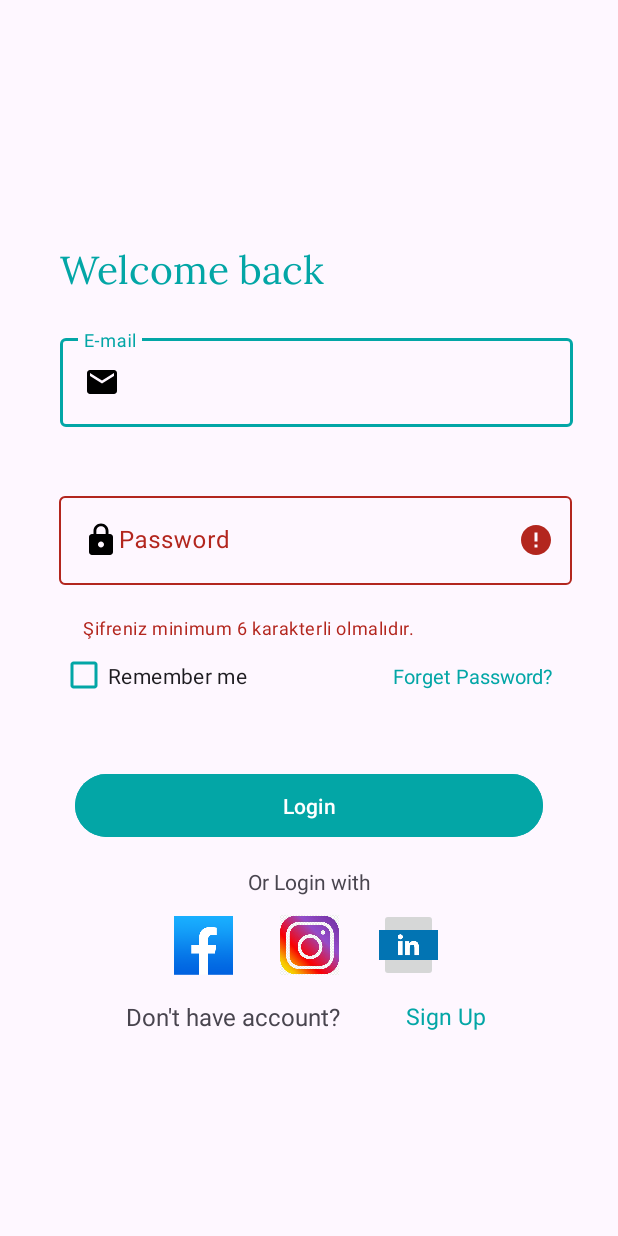
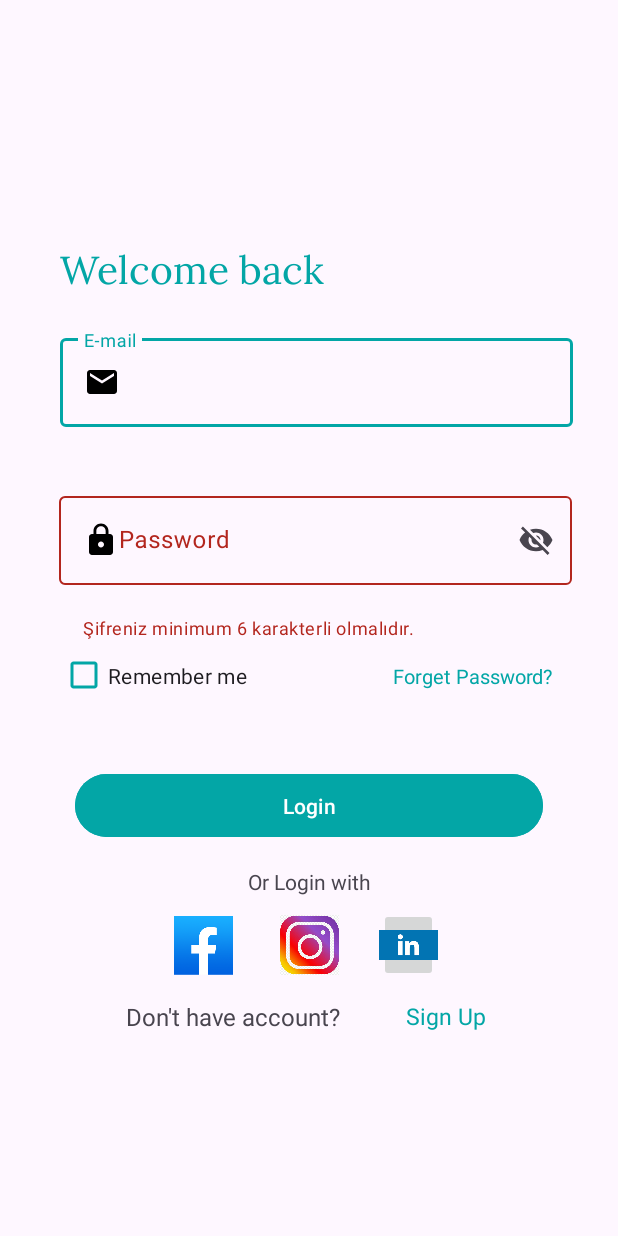
Before and after one commit to Yusufjo/NewApplication, an Android app: the screen it shows after launch (LogInActivity), after a tap on an icon or button, on a phone screen of 412 x 824 dp. Run offline under Robolectric (Android 15) with nearby library versions, the light colour scheme and no system bars.

Commit message:
error icon removed

```diff
--- a/app/src/main/res/layout/activity_main.xml
+++ b/app/src/main/res/layout/activity_main.xml
@@ -60,6 +60,7 @@
         app:boxStrokeColor="@color/login"
         app:endIconMode="password_toggle"
         app:hintTextColor="@color/login"
+        app:errorIconDrawable="@null"
         app:layout_constraintEnd_toEndOf="parent"
         app:layout_constraintStart_toStartOf="parent"
         app:layout_constraintTop_toBottomOf="@+id/textInputLayout">
--- a/app/src/main/res/layout/activity_sign_up.xml
+++ b/app/src/main/res/layout/activity_sign_up.xml
@@ -104,6 +104,7 @@
         app:boxStrokeColor="@color/login"
         app:endIconMode="password_toggle"
         app:hintTextColor="@color/login"
+        app:errorIconDrawable="@null"
         app:layout_constraintEnd_toEndOf="parent"
         app:layout_constraintHorizontal_bias="0.0"
         app:layout_constraintStart_toStartOf="parent"
```
